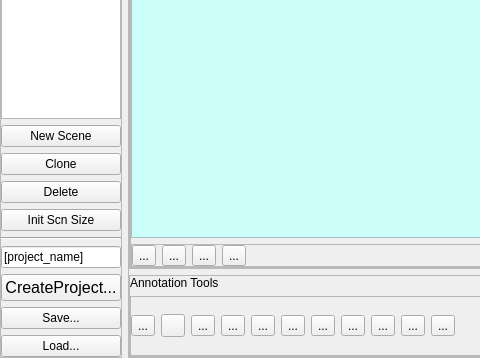
This is isar/ui/scene_definition.ui in zardosht/isar as Qt 5 draws it before an edit; both pictures show x 0 to 480 and y 347 to 705 of the 1114 by 705 pixel window. The edited form follows.
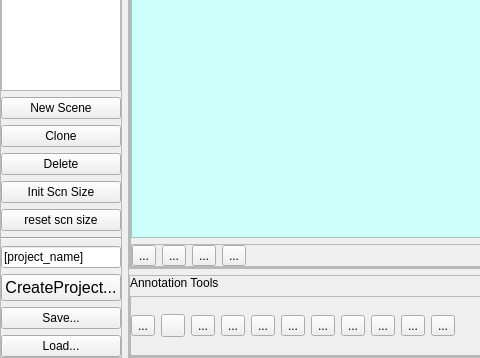
This is the edited form. Icons and pictures are not drawn.

Commit message: - [work in progress] cmera image is cropped to the size of scene rectangle in SceneDefinitionWindow. This will be our scene. All coordinates are with respect to this scene rectangle. - Not complete yet. Not tested what happens to tracking and physical objects and their annotations.

What changed in the file:
```diff
--- a/isar/ui/scene_definition.ui
+++ b/isar/ui/scene_definition.ui
@@ -97,6 +97,13 @@
         </property>
        </widget>
       </item>
+      <item>
+       <widget class="QPushButton" name="reset_scene_size_btn">
+        <property name="text">
+         <string>reset scn size</string>
+        </property>
+       </widget>
+      </item>
       <item>
        <widget class="Line" name="line">
         <property name="orientation">
```
The commit also changes 4 other files.
